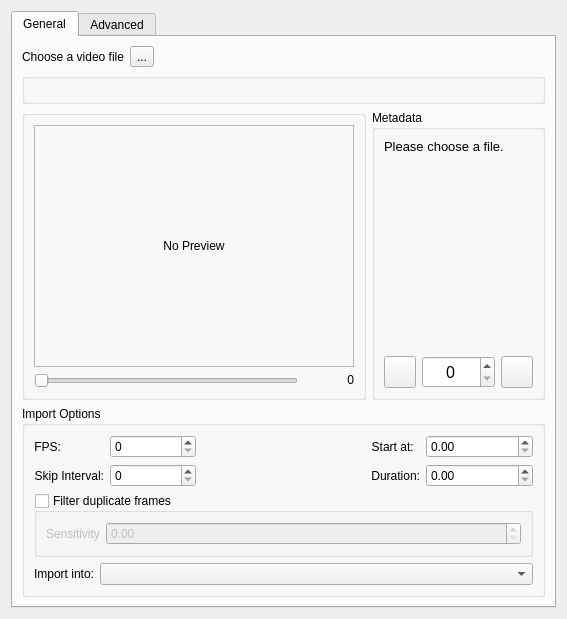
Qt form libs/ui/animation/VideoImportDialog.ui (KDE/krita) before a commit.
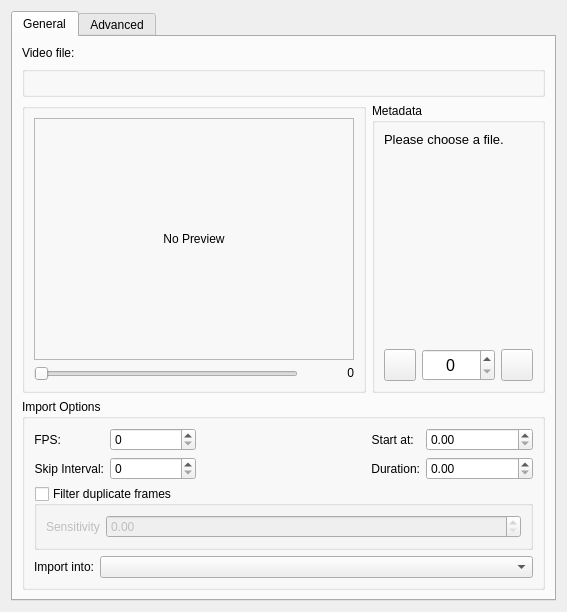
The same form after that commit. Custom widgets are drawn as their Qt base class.

Commit message:
VideoImport: use the Krita file picker to select the video
Part-of: <https://invent.kde.org/graphics/krita/-/merge_requests/1772>

Diff of the .ui file:
```diff
--- a/libs/ui/animation/VideoImportDialog.ui
+++ b/libs/ui/animation/VideoImportDialog.ui
@@ -37,14 +37,7 @@
        <item row="0" column="0">
         <widget class="QLabel" name="fileLocationLabel">
          <property name="text">
-          <string>Choose a video file</string>
-         </property>
-        </widget>
-       </item>
-       <item row="0" column="1">
-        <widget class="QToolButton" name="filePickerButton">
-         <property name="text">
-          <string>...</string>
+          <string>Video file:</string>
          </property>
         </widget>
        </item>
@@ -509,6 +502,9 @@
          </layout>
         </widget>
        </item>
+       <item row="0" column="1">
+        <widget class="KisFileNameRequester" name="fileLocation" native="true"/>
+       </item>
       </layout>
      </widget>
      <widget class="QWidget" name="tabOptions">
@@ -681,6 +677,12 @@
    <header location="global">kis_warning_block.h</header>
    <container>1</container>
   </customwidget>
+  <customwidget>
+   <class>KisFileNameRequester</class>
+   <extends>QWidget</extends>
+   <header location="global">kis_file_name_requester.h</header>
+   <container>1</container>
+  </customwidget>
  </customwidgets>
  <resources/>
  <connections/>
```
The commit also changes 2 other files.
